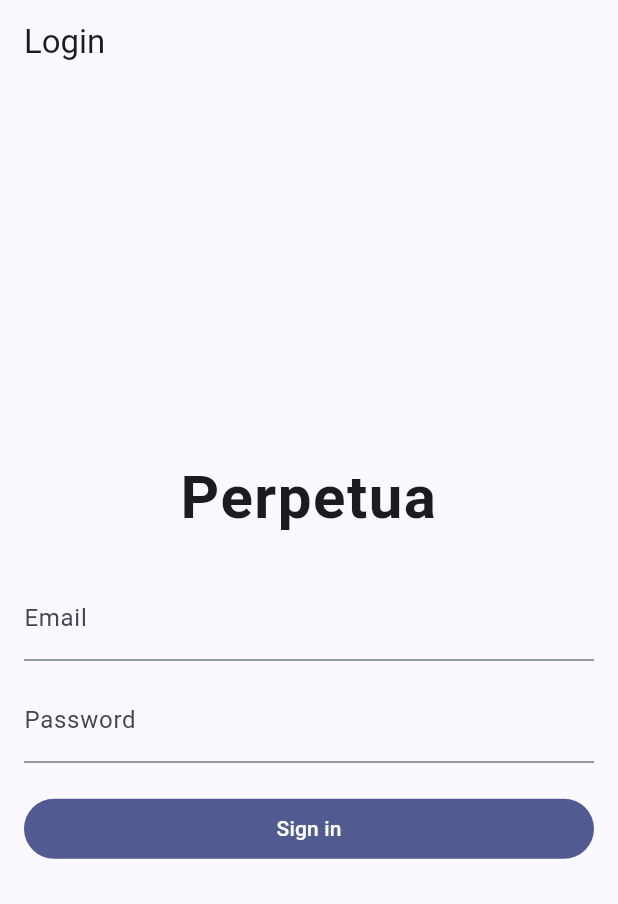
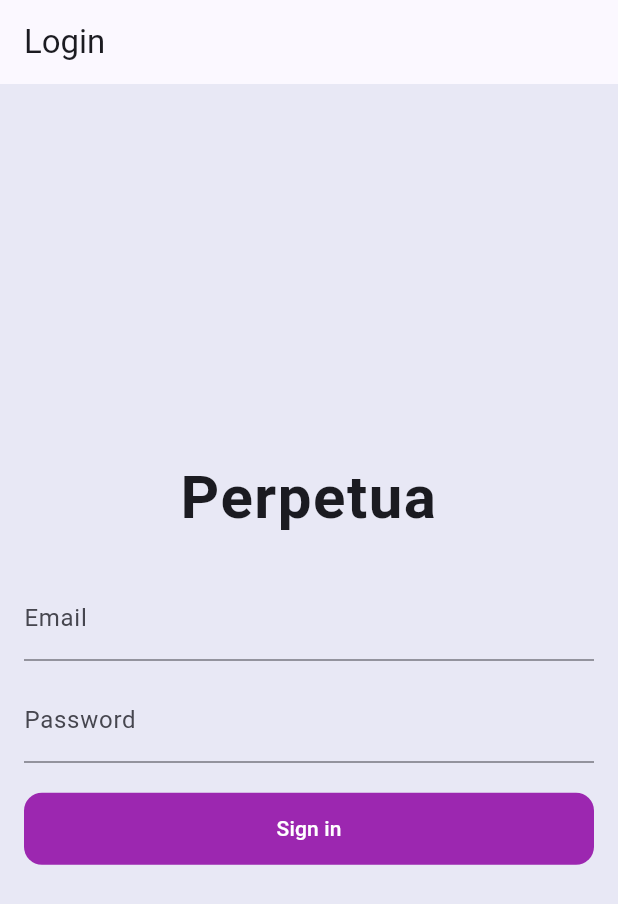
Before and after one commit to Serasb/CS-310-Group-17-Project-, a Flutter app: the screen it shows after launch, on a phone screen of 412 x 824 dp. Shown: the top 904 px of the screen. Run offline on Flutter 3.47's test engine with Material 3 defaults, Android fonts, the light colour scheme and no system bars.

Commit message:
Update login_screen.dart

```diff
--- a/lib/screens/login_screen.dart
+++ b/lib/screens/login_screen.dart
@@ -6,6 +6,7 @@
   @override
   Widget build(BuildContext context) {
     return Scaffold(
+      backgroundColor: const Color(0xFFE8E8F5),
       appBar: AppBar(title: const Text('Login')),
       body: Padding(
         padding: const EdgeInsets.all(16),
@@ -33,9 +34,15 @@
             ),
             const SizedBox(height: 20),
             FilledButton(
+              style: FilledButton.styleFrom(
+                backgroundColor: Color(0xFF9C27B0),
+                foregroundColor: Colors.white,
+                padding: const EdgeInsets.symmetric(vertical: 14),
+                shape: RoundedRectangleBorder(borderRadius: BorderRadius.circular(12)),
+              ),
               onPressed: () => Navigator.pushReplacementNamed(context, '/home'),
               child: const Text('Sign in'),
-            ),
+            )
           ],
         ),
       ),
```
